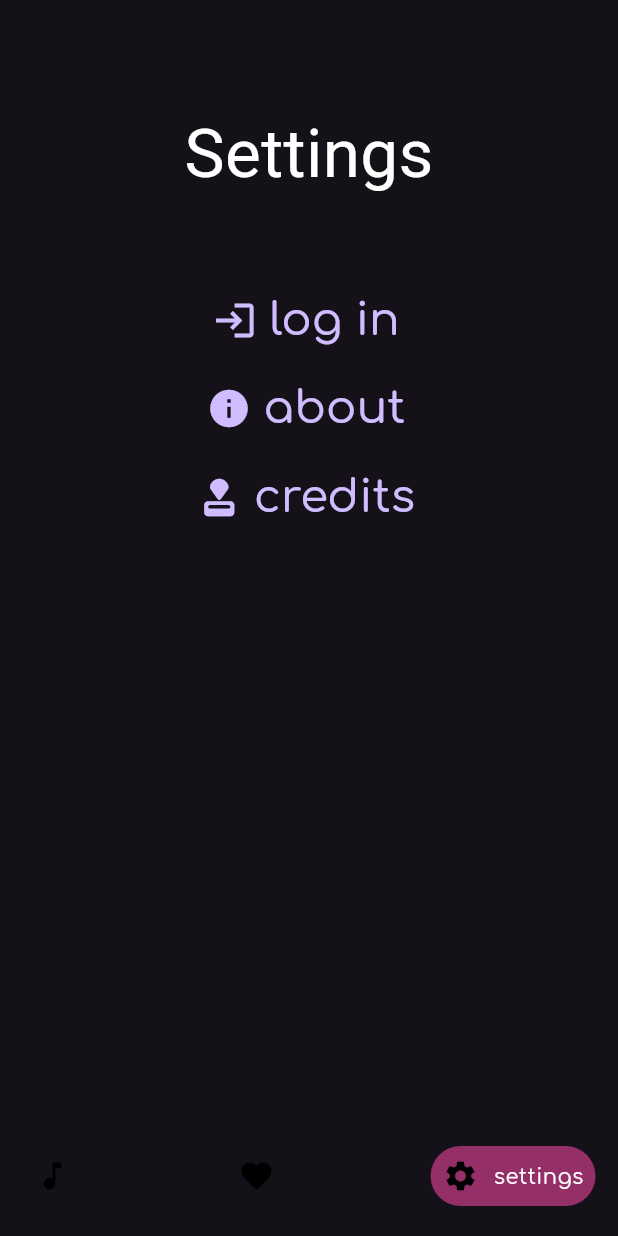
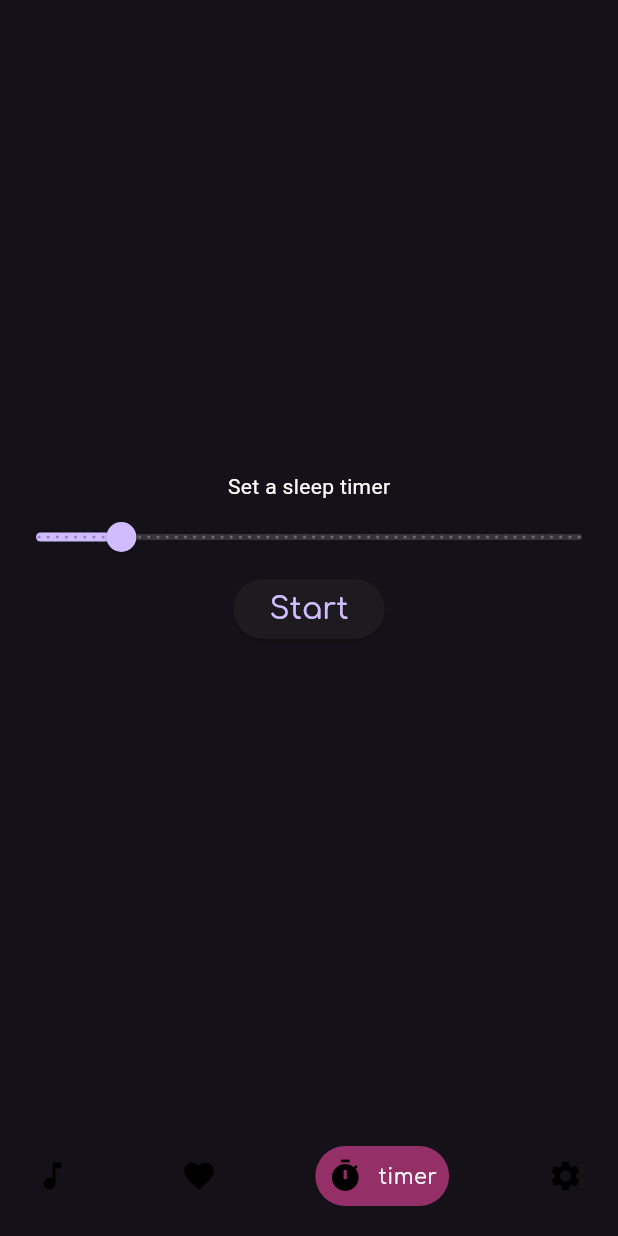
Before and after one commit to Alkonosttt/Hypnos, a Flutter app: the screen it shows after launch, item 3 of the bottom bar chosen, on a phone screen of 412 x 824 dp. Run offline on Flutter 3.47's test engine with Material 3 defaults, Android fonts, the phone set to English and light mode, and no system bars; drawn by our look-alikes of google_nav_bar; our stand-ins replace audioplayers, google_fonts; missing offline and left inert: markdown_widget.

Commit message:
Created a timer picker screen and added it to the gnavbar

```diff
--- a/lib/favouritesgrid.dart
+++ b/lib/favouritesgrid.dart
@@ -1,5 +1,5 @@
 import 'package:flutter/material.dart';
-import 'package:google_fonts/google_fonts.dart';
+// import 'package:google_fonts/google_fonts.dart';
 
 class FavouritesGrid extends StatefulWidget {
   const FavouritesGrid({super.key});
--- a/lib/gnavbar.dart
+++ b/lib/gnavbar.dart
@@ -25,6 +25,7 @@ class GNavBar extends StatelessWidget {
         tabs: [
           GButton(icon: Icons.music_note, text: 'library'),
           GButton(icon: Icons.favorite, text: 'favourites'),
+          GButton(icon: Icons.timer, text: 'timer'),
           GButton(icon: Icons.settings, text: 'settings'),
         ],
       ),
--- a/lib/home.dart
+++ b/lib/home.dart
@@ -3,6 +3,7 @@ import 'package:flutter/material.dart';
 import 'package:hypnos/library.dart';
 import 'package:hypnos/favourites.dart';
 import 'package:hypnos/settings.dart';
+import 'package:hypnos/timerpicker.dart';
 // Google Nav Bar implementation
 import 'package:hypnos/gnavbar.dart';
 
@@ -24,6 +25,7 @@ class _HomeScreenState extends State<HomeScreen> {
   final List<Widget> _screens = [
     LibraryPage(),
     FavouritesPage(),
+    TimerPickerPage(),
     SettingsPage(),
   ];
 
--- /dev/null
+++ b/lib/timerpicker.dart
@@ -0,0 +1,54 @@
+import 'package:flutter/material.dart';
+import 'package:google_fonts/google_fonts.dart';
+// for global audio service, to be able to access the disposeAll function
+import 'globalaudioplayerservice.dart';
+
+class TimerPickerPage extends StatefulWidget {
+  const TimerPickerPage({super.key});
+
+  @override
+  _TimerPickerPageState createState() => _TimerPickerPageState();
+}
+
+class _TimerPickerPageState extends State<TimerPickerPage> {
+  Duration _duration = Duration(minutes: 10); // default
+
+  void startTimer() {
+    Future.delayed(_duration, () {
+      // stops all audio
+      GlobalAudioService().disposeAll();
+      // goes back after timer runs out
+      Navigator.pop(context);
+    });
+
+    Navigator.pop(context);
+  }
+
+  @override
+  Widget build(BuildContext context) {
+    return Scaffold(
+      body: Column(
+        mainAxisAlignment: MainAxisAlignment.center,
+        children: [
+          Text('Set a sleep timer'),
+          Slider(
+            value: _duration.inMinutes.toDouble(),
+            min: 1,
+            max: 60,
+            divisions: 59,
+            label: '${_duration.inMinutes} min',
+            onChanged: (value) {
+              setState(() {
+                _duration = Duration(minutes: value.toInt());
+              });
+            },
+          ),
+          ElevatedButton(
+            onPressed: startTimer,
+            child: Text('Start', style: GoogleFonts.comfortaa(fontSize: 20)),
+          ),
+        ],
+      ),
+    );
+  }
+}
```
Also changed, not shown: lib/library.dart (+0 -14 lines).
